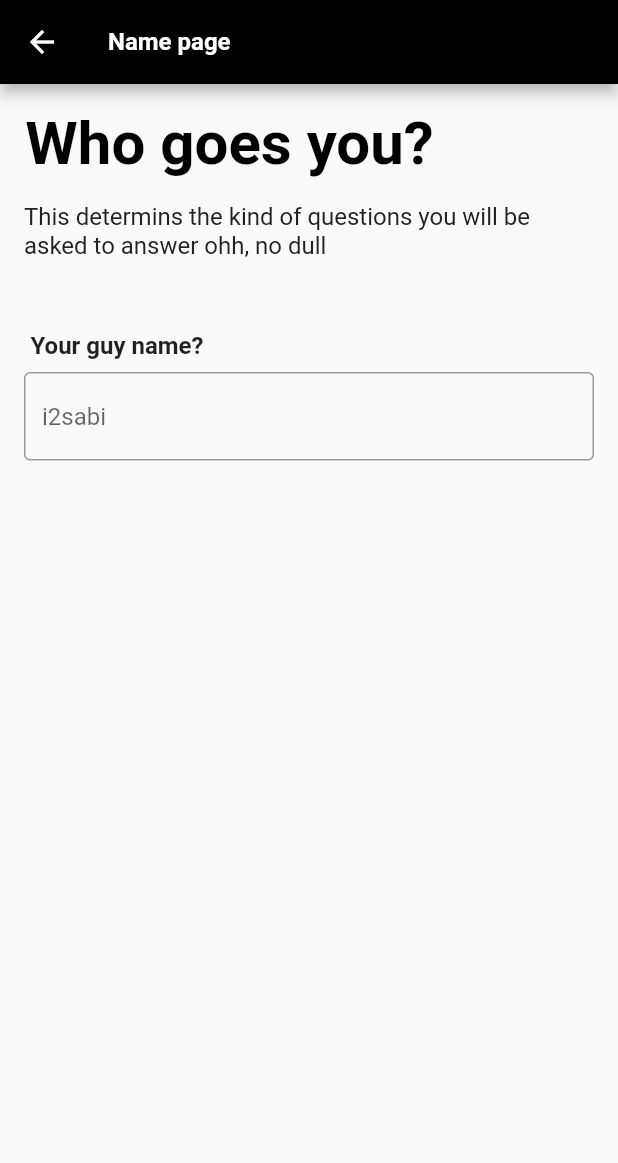
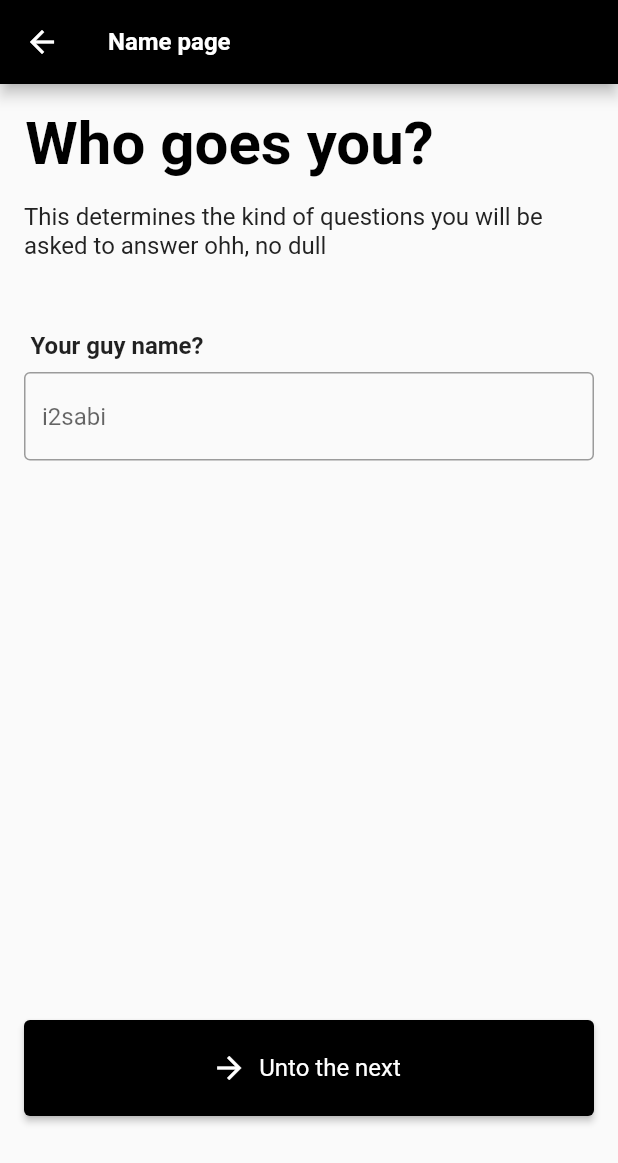
Before and after one commit to Drounz/twoam, a Flutter app: the screen it shows after launch, after a tap on "LFG", on a phone screen of 412 x 824 dp. Shown: the top 1163 px of the screen. Run offline on Flutter 3.47's test engine with Material 2 defaults, Android fonts, the phone set to English and light mode, and no system bars.

Commit message:
added the homepage and adedd a button tat links the name page to the homepage

```diff
--- a/lib/main.dart
+++ b/lib/main.dart
@@ -1,4 +1,5 @@
 import 'package:flutter/material.dart';
+import 'package:twoam/home.dart';
 import 'package:twoam/name.dart';
 
 void main() {
@@ -9,7 +10,7 @@ class MyApp extends StatelessWidget {
   @override
   Widget build(BuildContext context) {
     return MaterialApp(
-      home: HomePage(),
+      home: SplashScreen(),
     );
   }
 }
@@ -17,14 +18,14 @@ class MyApp extends StatelessWidget {
 void _handleButtonPress(BuildContext context) {
   Navigator.push(
     context,
-    MaterialPageRoute(
+    (MaterialPageRoute(
       builder: (context) => name_page(),
-    ),
+    )),
   );
 }
 
-class HomePage extends StatelessWidget {
-  const HomePage({super.key});
+class SplashScreen extends StatelessWidget {
+  const SplashScreen({super.key});
 
   @override
   Widget build(BuildContext context) {
@@ -64,6 +65,7 @@ class HomePage extends StatelessWidget {
                     ),
                   ],
                 ),
+                // here is where the button of the code goes in that allows me to chage the code bith
                 ElevatedButton.icon(
                   onPressed: () {
                     _handleButtonPress(context);
@@ -71,7 +73,7 @@ class HomePage extends StatelessWidget {
                   label: const Text("LFG"),
                   icon: const Icon(Icons.arrow_forward),
                   style: ElevatedButton.styleFrom(
-                    minimumSize: Size(358, 64),
+                    minimumSize: Size(372, 64),
                     backgroundColor: Colors.black,
                     foregroundColor: Colors.white,
                   ),
--- a/lib/name.dart
+++ b/lib/name.dart
@@ -1,4 +1,5 @@
 import 'package:flutter/material.dart';
+import 'package:twoam/home.dart';
 
 class UserName extends StatefulWidget {
   const UserName({super.key});
@@ -7,6 +8,7 @@ class UserName extends StatefulWidget {
   State<UserName> createState() => _UserNameState();
 }
 
+// this is for designing the forms
 class _UserNameState extends State<UserName> {
   TextEditingController _nameController = TextEditingController();
   @override
@@ -35,6 +37,15 @@ class name_page extends StatefulWidget {
 }
 
 class _name_pageState extends State<name_page> {
+  void _handleButtonPress(BuildContext context) {
+    Navigator.push(
+      context,
+      MaterialPageRoute(
+        builder: (context) => HomePage(),
+      ),
+    );
+  }
+
   @override
   Widget build(BuildContext context) {
     return Scaffold(
@@ -48,10 +59,11 @@ class _name_pageState extends State<name_page> {
           ),
         ),
       ),
-      body: const Padding(
-        padding: EdgeInsets.all(16.0),
-        child: Column(children: [
-          Padding(
+      body: Padding(
+        padding: const EdgeInsets.all(16.0),
+        child: Column(
+          children: [
+            const Padding(
               padding: EdgeInsets.only(right: 106),
               child: Text(
                 "Who goes you?",
@@ -62,18 +74,20 @@ class _name_pageState extends State<name_page> {
                 ),
               ),
             ),
-          Padding(
+            const Padding(
               padding: EdgeInsets.only(top: 16.0),
               child: Text(
-              "This determins the kind of questions you will be asked to answer ohh, no dull",
+                "This determines the kind of questions you will be asked to answer ohh, no dull",
                 style: TextStyle(
                   fontSize: 16,
                   color: Color.fromARGB(255, 34, 34, 34),
                 ),
               ),
             ),
-          SizedBox(height: 48.0),
-          Column(
+            //
+            const SizedBox(height: 48.0),
+            //
+            const Column(
               children: [
                 Padding(
                   padding: EdgeInsets.only(right: 256),
@@ -92,7 +106,30 @@ class _name_pageState extends State<name_page> {
                 ),
               ],
             ),
-        ]),
+
+            const SizedBox(
+              height: 368,
+            ),
+
+            // this is the button
+
+            ElevatedButton.icon(
+              onPressed: () {
+                _handleButtonPress(context);
+              },
+              label: Text(
+                "Unto the next",
+                style: TextStyle(fontSize: 16, fontWeight: FontWeight.normal),
+              ),
+              icon: const Icon(Icons.arrow_forward),
+              style: ElevatedButton.styleFrom(
+                minimumSize: Size(400, 64),
+                backgroundColor: Colors.black,
+                foregroundColor: Colors.white,
+              ),
+            ),
+          ],
+        ),
       ),
     );
   }
```
Also changed, not shown: lib/home.dart (added, +27 -0 lines). Lines whose indentation alone changed are shown as unchanged.
